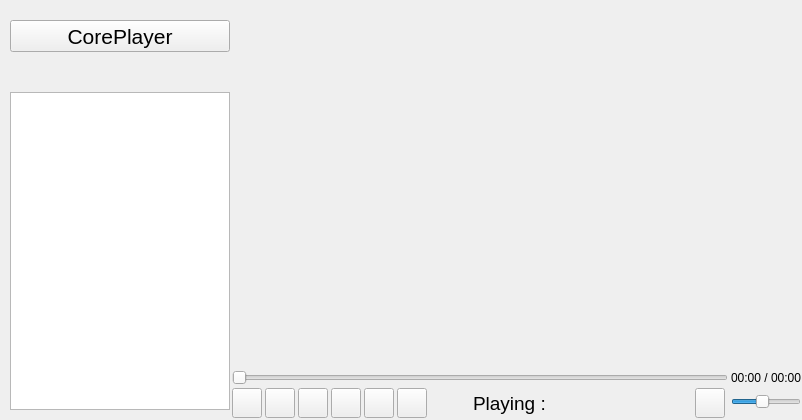
This is app/coreplayer/coreplayer.ui in rahmanshaber/corebox as Qt 5 draws it before an edit. The edited form follows.
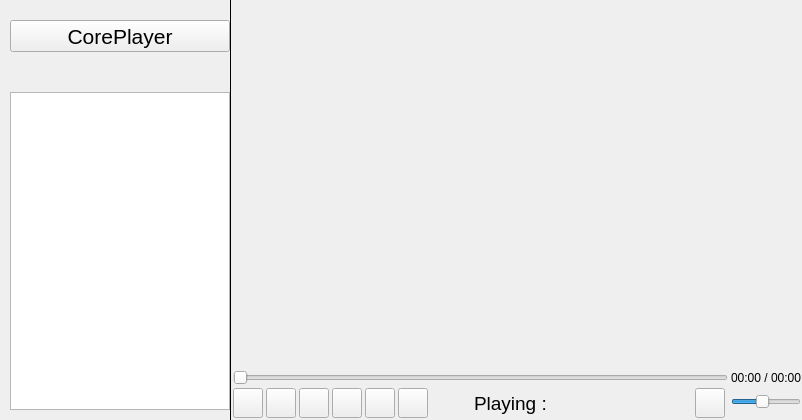
This is the edited form. Icons and pictures are not drawn.

Diff of the .ui file:
```diff
--- a/app/coreplayer/coreplayer.ui
+++ b/app/coreplayer/coreplayer.ui
@@ -15,7 +15,7 @@
   </property>
   <property name="windowIcon">
    <iconset resource="../icons.qrc">
-    <normaloff>:/icons/CorePlayer.svg</normaloff>:/icons/CorePlayer.svg</iconset>
+    <normaloff>:/app/icons/app-icons/CorePlayer.svg</normaloff>:/app/icons/app-icons/CorePlayer.svg</iconset>
   </property>
   <property name="styleSheet">
    <string notr="true"/>
@@ -36,7 +36,7 @@
    <property name="spacing">
     <number>0</number>
    </property>
-   <item row="0" column="0" rowspan="3">
+   <item row="0" column="0" rowspan="2">
     <widget class="QWidget" name="shortcut" native="true">
      <property name="sizePolicy">
       <sizepolicy hsizetype="Preferred" vsizetype="Preferred">
@@ -96,7 +96,7 @@
         </property>
         <property name="icon">
          <iconset resource="../icons.qrc">
-          <normaloff>:/icons/CorePlayer.svg</normaloff>:/icons/CorePlayer.svg</iconset>
+          <normaloff>:/app/icons/app-icons/CorePlayer.svg</normaloff>:/app/icons/app-icons/CorePlayer.svg</iconset>
         </property>
         <property name="iconSize">
          <size>
@@ -161,7 +161,36 @@
      </layout>
     </widget>
    </item>
-   <item row="2" column="1">
+   <item row="0" column="1" rowspan="2">
+    <widget class="Line" name="line">
+     <property name="minimumSize">
+      <size>
+       <width>1</width>
+       <height>0</height>
+      </size>
+     </property>
+     <property name="maximumSize">
+      <size>
+       <width>1</width>
+       <height>16777215</height>
+      </size>
+     </property>
+     <property name="frameShadow">
+      <enum>QFrame::Plain</enum>
+     </property>
+     <property name="orientation">
+      <enum>Qt::Vertical</enum>
+     </property>
+    </widget>
+   </item>
+   <item row="0" column="2">
+    <layout class="QHBoxLayout" name="view">
+     <property name="spacing">
+      <number>0</number>
+     </property>
+    </layout>
+   </item>
+   <item row="1" column="2">
     <widget class="QFrame" name="toolBar">
      <property name="minimumSize">
       <size>
@@ -286,7 +315,7 @@
         </property>
         <property name="icon">
          <iconset resource="../icons.qrc">
-          <normaloff>:/icons/view_list_w.svg</normaloff>:/icons/view_list_w.svg</iconset>
+          <normaloff>:/icons/view_list.svg</normaloff>:/icons/view_list.svg</iconset>
         </property>
         <property name="iconSize">
          <size>
@@ -324,7 +353,7 @@
         </property>
         <property name="icon">
          <iconset resource="../icons.qrc">
-          <normaloff>:/icons/next_b.svg</normaloff>:/icons/next_b.svg</iconset>
+          <normaloff>:/icons/right.svg</normaloff>:/icons/right.svg</iconset>
         </property>
         <property name="iconSize">
          <size>
@@ -362,7 +391,7 @@
         </property>
         <property name="icon">
          <iconset resource="../icons.qrc">
-          <normaloff>:/icons/previous_b.svg</normaloff>:/icons/previous_b.svg</iconset>
+          <normaloff>:/icons/left.svg</normaloff>:/icons/left.svg</iconset>
         </property>
         <property name="iconSize">
          <size>
@@ -397,7 +426,7 @@
         </property>
         <property name="icon">
          <iconset resource="../icons.qrc">
-          <normaloff>:/icons/stop_w.svg</normaloff>:/icons/stop_w.svg</iconset>
+          <normaloff>:/icons/stop.svg</normaloff>:/icons/stop.svg</iconset>
         </property>
         <property name="iconSize">
          <size>
@@ -468,8 +497,8 @@
         </property>
         <property name="icon">
          <iconset resource="../icons.qrc">
-          <normaloff>:/icons/volume_w.svg</normaloff>
-          <normalon>:/icons/mute_w.svg</normalon>:/icons/volume_w.svg</iconset>
+          <normaloff>:/icons/volume.svg</normaloff>
+          <normalon>:/icons/mute.svg</normalon>:/icons/volume.svg</iconset>
         </property>
         <property name="iconSize">
          <size>
@@ -564,7 +593,7 @@
         </property>
         <property name="icon">
          <iconset resource="../icons.qrc">
-          <normaloff>:/icons/folder_w.svg</normaloff>:/icons/folder_w.svg</iconset>
+          <normaloff>:/icons/folder.svg</normaloff>:/icons/folder.svg</iconset>
         </property>
         <property name="iconSize">
          <size>
@@ -577,13 +606,6 @@
      </layout>
     </widget>
    </item>
-   <item row="0" column="1" rowspan="2">
-    <layout class="QHBoxLayout" name="view">
-     <property name="spacing">
-      <number>0</number>
-     </property>
-    </layout>
-   </item>
   </layout>
  </widget>
  <layoutdefault spacing="6" margin="11"/>
```
